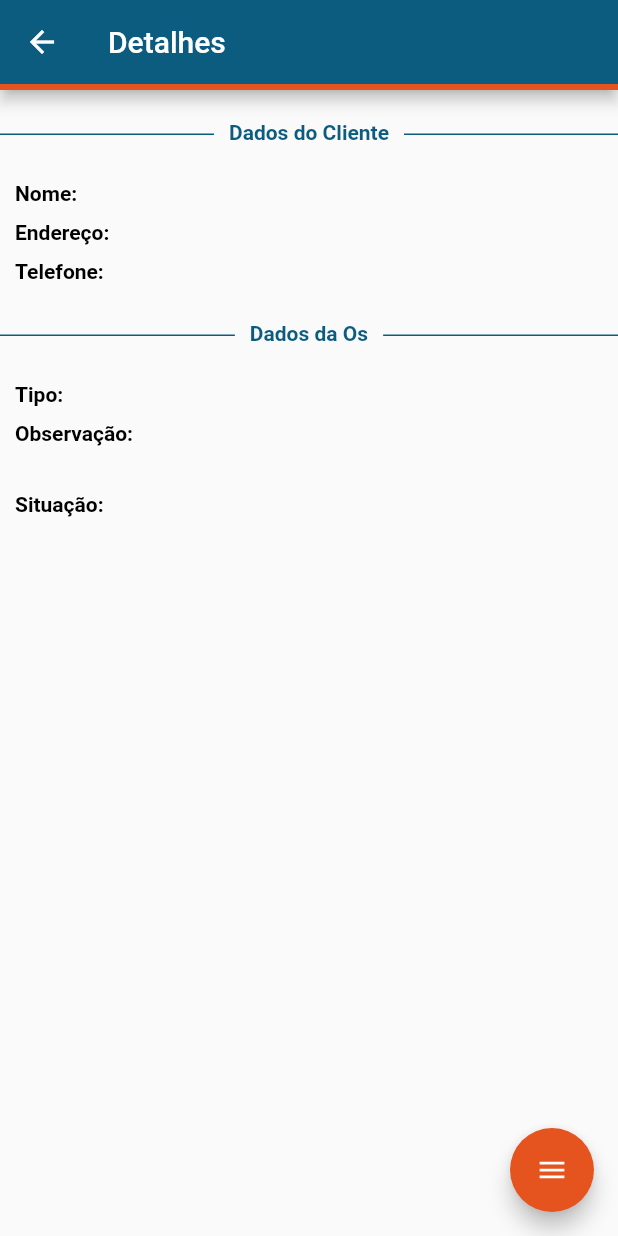
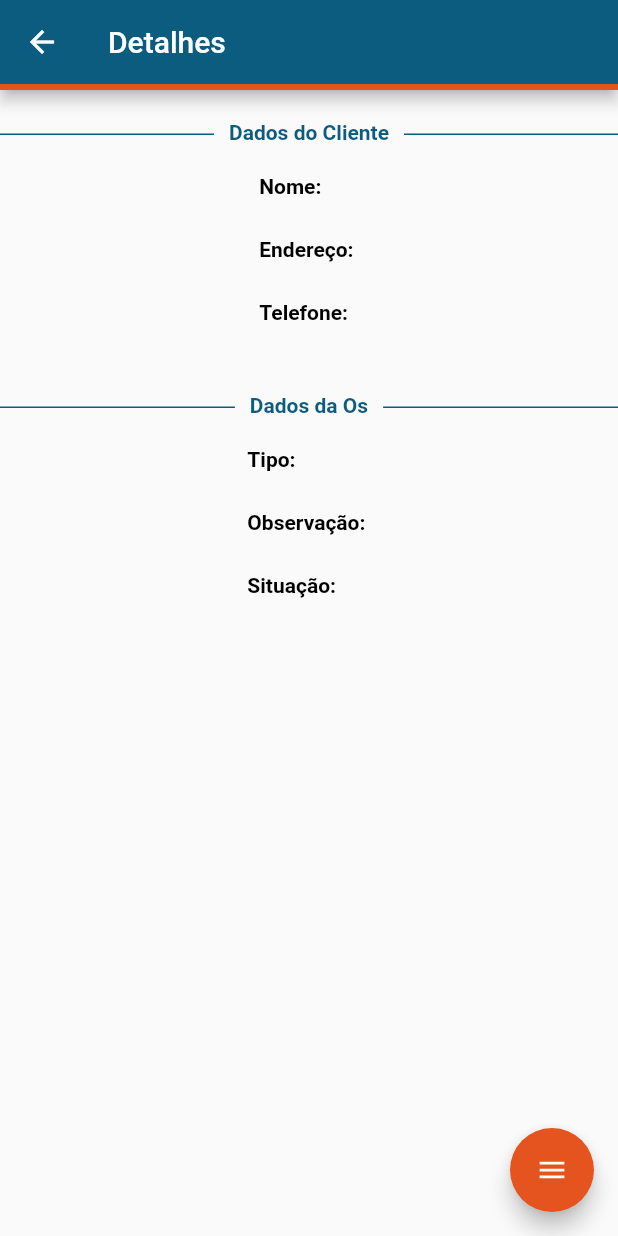
Before and after one commit to lufial-dev/gerenciamento_os_ntel, a Flutter app: the Details screen opened directly with empty values, on a phone screen of 412 x 824 dp. Run offline on Flutter 3.47's test engine with Material 2 defaults, Android fonts, the phone set to English and light mode, and no system bars; drawn by our look-alikes of flutter_speed_dial; our stand-ins replace date_format, sqflite; accounts and stored records are empty.

Commit message:
reagrupamento dos componentes da tela de detalhes

```diff
--- a/lib/views/Details.dart
+++ b/lib/views/Details.dart
@@ -40,10 +40,12 @@ class _DetailsState extends State<Details> {
               margin: EdgeInsets.symmetric(vertical: 20),
               child: TitleLine("Dados do Cliente"),
             ),
-            Container(
-              margin: EdgeInsets.symmetric(horizontal: 10, vertical: 5),
-              child: Row(
-                children: <Widget>[
+            Padding(
+              padding: EdgeInsets.symmetric(horizontal: 10),
+              child: Column(
+                mainAxisAlignment: MainAxisAlignment.start,
+                crossAxisAlignment: CrossAxisAlignment.start,
+                children: [
                   Text(
                     "Nome: ",
                     style: TextStyle(
@@ -51,14 +53,11 @@ class _DetailsState extends State<Details> {
                       fontWeight: FontWeight.bold,
                     ),
                   ),
-                  Text(widget.serviceModel.name),
-                ],
-              ),
-            ),
-            Container(
-              margin: EdgeInsets.symmetric(horizontal: 10, vertical: 5),
-              child: Row(
-                children: <Widget>[
+                  Container(
+                    margin: EdgeInsets.only(left: 30, top: 5, bottom: 5),
+                    child: Text(widget.serviceModel.name),
+                  ),
+
                   Text(
                     "Endereço: ",
                     style: TextStyle(
@@ -66,15 +65,11 @@ class _DetailsState extends State<Details> {
                       fontWeight: FontWeight.bold,
                     ),
                   ),
-                  Text(widget.serviceModel.address),
-                ],
-              ),
-            ),
+                  Container(
+                    margin: EdgeInsets.only(left: 30, top: 5,  bottom: 5),
+                    child: Text(widget.serviceModel.address),
+                  ),
 
-            Container(
-              margin: EdgeInsets.symmetric(horizontal: 10, vertical: 5),
-              child: Row(
-                children: <Widget>[
                   Text(
                     "Telefone: ",
                     style: TextStyle(
@@ -82,18 +77,26 @@ class _DetailsState extends State<Details> {
                       fontWeight: FontWeight.bold,
                     ),
                   ),
-                  Text(widget.serviceModel.phone),
+                  Container(
+                    margin: EdgeInsets.only(left: 30, top: 5,  bottom: 5),
+                    child: Text(widget.serviceModel.phone),
+                  ),
                 ],
               ),
             ),
+
+
             Container(
               margin: EdgeInsets.symmetric(vertical: 20),
               child: TitleLine("Dados da Os"),
             ),
-            Container(
-              margin: EdgeInsets.symmetric(horizontal: 10, vertical: 5),
-              child: Row(
-                children: <Widget>[
+
+            Padding(
+              padding: EdgeInsets.symmetric(horizontal: 10),
+              child: Column(
+                mainAxisAlignment: MainAxisAlignment.start,
+                crossAxisAlignment: CrossAxisAlignment.start,
+                children: [
                   Text(
                     "Tipo: ",
                     style: TextStyle(
@@ -101,17 +104,11 @@ class _DetailsState extends State<Details> {
                       fontWeight: FontWeight.bold,
                     ),
                   ),
-                  Text(widget.serviceModel.service),
-                ],
-              ),
-            ),
-            Container(
-              margin: EdgeInsets.symmetric(horizontal: 10, vertical: 5),
-              width: MediaQuery.of(context).size.width,
-              child: Column(
-                crossAxisAlignment: CrossAxisAlignment.start,
-                mainAxisAlignment: MainAxisAlignment.start,
-                children: <Widget>[
+                  Container(
+                    margin: EdgeInsets.only(left: 30, top: 5, bottom: 5),
+                    child: Text(widget.serviceModel.service),
+                  ),
+
                   Text(
                     "Observação: ",
                     style: TextStyle(
@@ -120,16 +117,11 @@ class _DetailsState extends State<Details> {
                     ),
                   ),
                   Container(
-                    margin: EdgeInsets.only(left: 30, top: 5),
+                    margin: EdgeInsets.only(left: 30, top: 5, bottom: 5),
                     child: Text(widget.serviceModel.observation),
                   ),
-                ],
-              ),
-            ),
-            Container(
-              margin: EdgeInsets.symmetric(horizontal: 10, vertical: 5),
-              child: Row(
-                children: <Widget>[
+
+
                   Text(
                     "Situação: ",
                     style: TextStyle(
@@ -137,7 +129,10 @@ class _DetailsState extends State<Details> {
                       fontWeight: FontWeight.bold,
                     ),
                   ),
-                  Text(widget.serviceModel.situation),
+                  Container(
+                    margin: EdgeInsets.only(left: 30, top: 5, bottom: 5),
+                    child: Text(widget.serviceModel.situation),
+                  ),
                 ],
               ),
             ),
@@ -148,7 +143,7 @@ class _DetailsState extends State<Details> {
   }
 
   Widget _getFAB() {
-    return SpeedDial(
+    return widget.serviceModel.situation != "CONCLUÍDO" ? SpeedDial(
       animatedIcon: AnimatedIcons.menu_close,
       animatedIconTheme: IconThemeData(size: 22),
       backgroundColor: MyColors.SECONDARY,
@@ -182,7 +177,7 @@ class _DetailsState extends State<Details> {
                 fontSize: 16.0),
             labelBackgroundColor: MyColors.PRIMARY)
       ],
-    );
+    ):null;
   }
 
 }
--- a/pubspec.yaml
+++ b/pubspec.yaml
@@ -24,7 +24,6 @@ dependencies:
   sqflite: ^1.3.1+1
   path_provider: ^1.6.18
   flutter_speed_dial: ^1.2.5
-  flutter_launcher_icons: "^0.6.1"
 
   # The following adds the Cupertino Icons font to your application.
   # Use with the CupertinoIcons class for iOS style icons.
@@ -34,9 +33,6 @@ dev_dependencies:
   flutter_test:
     sdk: flutter
 
-flutter_icons:
-  image_path: "assets/logo.png"
-  Android: true
 
 
 # For information on the generic Dart part of this file, see the
```
Also changed, not shown: pubspec.lock.
